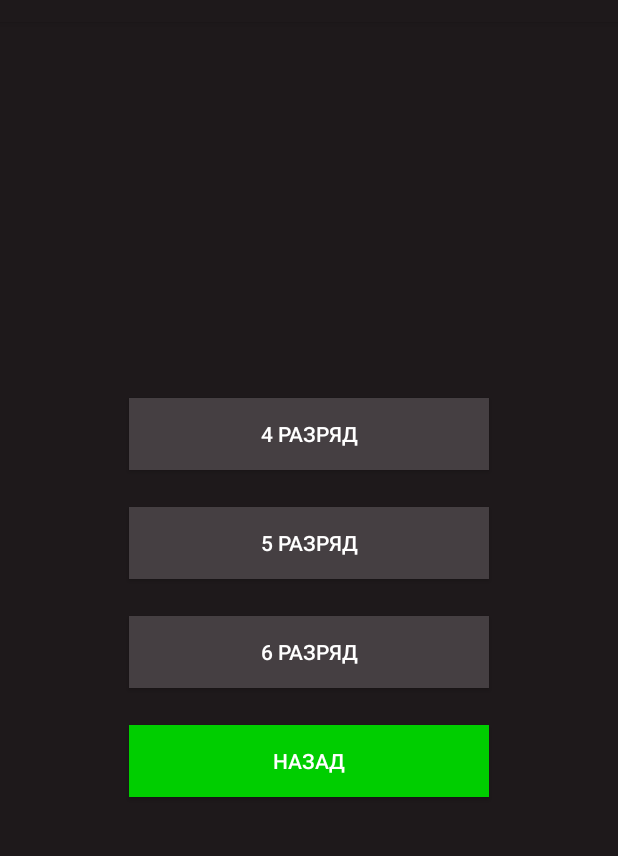
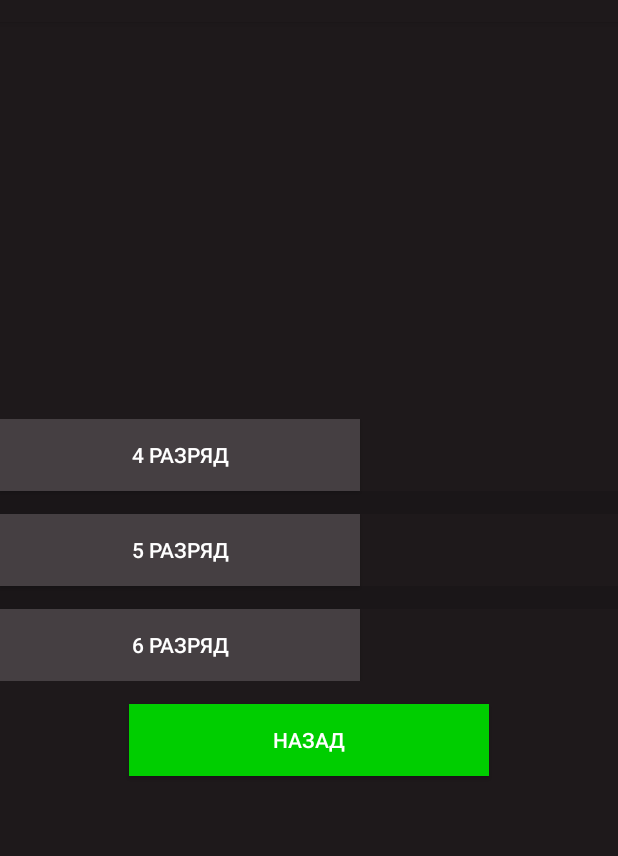
Before and after one commit to loskutovis/alliance-android, an Android app: the CategoryActivity screen opened directly, with no data from a screen before it, on a phone screen of 412 x 824 dp, the part 62-918 px from its top. Run offline under Robolectric (Android 15) with nearby library versions, the phone set to English and light mode, and no system bars.

Commit message:
ListView в категориях

```diff
--- a/app/src/main/java/is/loskutov/alliance/activities/CategoryActivity.java
+++ b/app/src/main/java/is/loskutov/alliance/activities/CategoryActivity.java
@@ -3,18 +3,23 @@ package is.loskutov.alliance.activities;
 import android.content.Intent;
 import android.os.Bundle;
 import android.support.v4.content.ContextCompat;
+import android.support.v4.util.ArrayMap;
 import android.support.v7.app.AppCompatActivity;
 import android.view.View;
 import android.view.ViewGroup;
+import android.widget.ArrayAdapter;
 import android.widget.Button;
 import android.widget.LinearLayout;
+import android.widget.ListView;
 
 import is.loskutov.alliance.R;
 import is.loskutov.alliance.system.Api;
+import is.loskutov.alliance.system.ApiResult;
 
-public class CategoryActivity extends AppCompatActivity {
+public class CategoryActivity extends AppCompatActivity implements ApiResult {
     protected Button backButton;
     protected LinearLayout categoriesLayout;
+    protected ListView buttonsList;
 
     @Override
     protected void onCreate(Bundle savedInstanceState) {
@@ -27,6 +32,7 @@ public class CategoryActivity extends AppCompatActivity {
     protected void setViews() {
         backButton = (Button) findViewById(R.id.back_button);
         categoriesLayout = (LinearLayout) findViewById(R.id.categories_layout);
+        buttonsList = (ListView) findViewById(R.id.buttons_list);
 
         Intent intent = getIntent();
 
@@ -34,17 +40,13 @@ public class CategoryActivity extends AppCompatActivity {
 
         switch (type) {
             case MainActivity.CATEGORIES:
-                Button button4 = new Button(this);
-                Button button5 = new Button(this);
-                Button button6 = new Button(this);
+                String[] buttons = getResources().getStringArray(R.array.categories);
 
-                setButtonStyle(button4, R.string.category_6);
-                setButtonStyle(button5, R.string.category_5);
-                setButtonStyle(button6, R.string.category_4);
+                setButtonsList(buttons);
 
                 break;
             case MainActivity.THEMES:
-                Api api = new Api<Integer, String>();
+                Api api = new Api<Integer, String>(this);
 
                 api.execute("getThemes");
 
@@ -65,20 +67,21 @@ public class CategoryActivity extends AppCompatActivity {
         });
     }
 
-    private void setButtonStyle(Button button, int text) {
-        LinearLayout.LayoutParams params = new LinearLayout.LayoutParams((int)getResources().getDimension(
-                R.dimen.button_width), ViewGroup.LayoutParams.WRAP_CONTENT);
-        params.setMargins(0, 0, 0, (int) getResources().getDimension(
-                R.dimen.button_margin_bottom));
+    @Override
+    public void processFinish(ArrayMap output) {
+        String[] buttons = new String[output.size()];
 
-        int padding = (int) getResources().getDimension(
-                R.dimen.button_padding);
+        for (int i = 0; i < output.size(); i++) {
+            buttons[i] = output.valueAt(i).toString();
+        }
 
-        button.setText(text);
-        button.setPadding(padding, padding, padding, padding);
-        button.setBackgroundColor(ContextCompat.getColor(this, R.color.colorPrimaryLight));
-        button.setTextColor(ContextCompat.getColor(this, R.color.colorWhite));
+        setButtonsList(buttons);
+    }
 
-        categoriesLayout.addView(button, 0, params);
+    protected void setButtonsList(String[] buttons) {
+        ArrayAdapter<String> adapter = new ArrayAdapter<String>(this,
+                R.layout.buttons_list_item, buttons);
+
+        buttonsList.setAdapter(adapter);
     }
 }
--- /dev/null
+++ b/app/src/main/java/is/loskutov/alliance/system/ApiResult.java
@@ -0,0 +1,7 @@
+package is.loskutov.alliance.system;
+
+import android.support.v4.util.ArrayMap;
+
+public interface ApiResult<T, Q> {
+    void processFinish(ArrayMap<T, Q> output);
+}
--- a/app/src/main/res/layout/activity_category.xml
+++ b/app/src/main/res/layout/activity_category.xml
@@ -1,9 +1,16 @@
 <?xml version="1.0" encoding="utf-8"?>
-<LinearLayout xmlns:tools="http://schemas.android.com/tools"
-    xmlns:android="http://schemas.android.com/apk/res/android"
+<LinearLayout xmlns:android="http://schemas.android.com/apk/res/android"
+    xmlns:tools="http://schemas.android.com/tools"
     android:id="@+id/categories_layout"
     style="@style/Layout"
     tools:context="is.loskutov.alliance.activities.CategoryActivity">
+
+    <ListView
+        android:id="@+id/buttons_list"
+        android:layout_width="wrap_content"
+        android:layout_height="wrap_content"
+        android:dividerHeight="@dimen/button_margin_bottom"
+        android:layout_marginBottom="@dimen/button_margin_bottom"/>
 
     <Button
         android:id="@+id/back_button"
--- a/app/src/main/res/layout/activity_main.xml
+++ b/app/src/main/res/layout/activity_main.xml
@@ -17,7 +17,7 @@
     <Button
         android:id="@+id/by_themes"
         style="@style/Button.DarkButton"
-        android:layout_marginTop="25dp"
+        android:layout_marginTop="@dimen/button_margin_bottom"
         android:text="@string/by_themes"/>
 
 </LinearLayout>
--- /dev/null
+++ b/app/src/main/res/layout/buttons_list_item.xml
@@ -0,0 +1,3 @@
+<?xml version="1.0" encoding="utf-8"?>
+<Button
+    style="@style/Button.DarkButton" />
--- a/app/src/main/res/values/dimens.xml
+++ b/app/src/main/res/values/dimens.xml
@@ -2,7 +2,7 @@
 <resources>
     <dimen name="button_width">240dp</dimen>
     <dimen name="button_padding">5dp</dimen>
-    <dimen name="button_margin_bottom">25dp</dimen>
+    <dimen name="button_margin_bottom">15dp</dimen>
     <dimen name="logo_width">120dp</dimen>
     <dimen name="logo_height">115dp</dimen>
 </resources>
--- a/app/src/main/res/values/strings.xml
+++ b/app/src/main/res/values/strings.xml
@@ -3,7 +3,9 @@
     <string name="by_categories">По категориям</string>
     <string name="by_themes">По темам</string>
     <string name="back">Назад</string>
-    <string name="category_4">4 разряд</string>
-    <string name="category_5">5 разряд</string>
-    <string name="category_6">6 разряд</string>
+    <string-array name="categories">
+        <item>4 разряд</item>
+        <item>5 разряд</item>
+        <item>6 разряд</item>
+    </string-array>
 </resources>
```
Also changed, not shown: app/src/main/java/is/loskutov/alliance/system/Api.java (+20 -11 lines).
